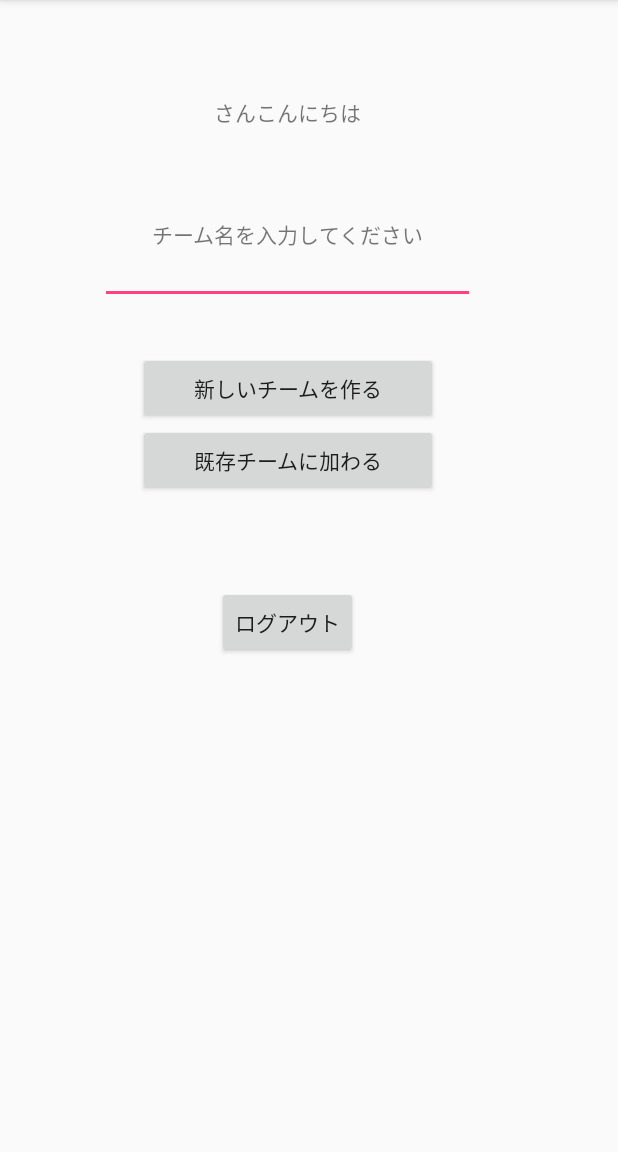
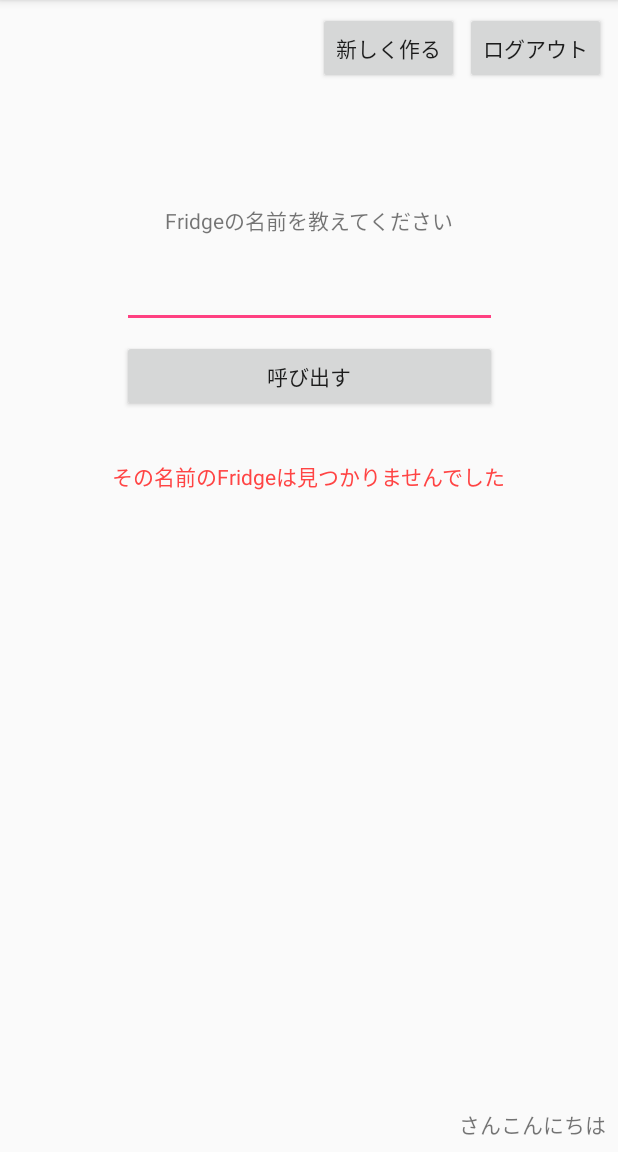
Before and after one commit to minami1389/FridgeKun, an Android app: the screen it shows after launch once a user with an empty profile is signed in (SelectFridgeActivity), on a phone screen of 412 x 824 dp, the part 84-1236 px from its top. Run offline under Robolectric (Android 15) with nearby library versions, the phone set to English and light mode, and no system bars; our stand-ins replace Firebase (no records; nobody signed in at launch, a user with empty details on screens opened directly); libraries missing offline, so code that uses them is left out: com.facebook.login; 10 statements that could not run were skipped.

Commit message:
create fridge activity

```diff
--- a/app/src/main/AndroidManifest.xml
+++ b/app/src/main/AndroidManifest.xml
@@ -38,7 +38,9 @@
                 <data android:scheme="@string/fb_login_protocol_scheme" />
             </intent-filter>
         </activity>
-        <activity android:name=".SelectFridgeActivity"></activity>
+        <activity android:name=".SelectFridgeActivity" />
+        <activity android:name=".CreateFridgeActivity" />
+        <activity android:name=".FridgeActivity"></activity>
     </application>
 
 </manifest>
--- a/app/src/main/java/com/example/minami1389/fridgekun/SelectFridgeActivity.kt
+++ b/app/src/main/java/com/example/minami1389/fridgekun/SelectFridgeActivity.kt
@@ -1,22 +1,12 @@
 package com.example.minami1389.fridgekun
 
-import android.app.AlertDialog
-import android.app.Dialog
-import android.app.DialogFragment
 import android.support.v7.app.AppCompatActivity
 import android.os.Bundle
 import android.widget.TextView
 import com.google.firebase.auth.FirebaseAuth
 import android.content.Intent
-import android.util.Log
 import android.view.View
 import com.facebook.login.LoginManager
-import com.google.android.gms.common.ErrorDialogFragment
-import com.google.firebase.database.FirebaseDatabase
-import android.content.DialogInterface
-
-
-
 
 class SelectFridgeActivity : AppCompatActivity() {
 
@@ -25,10 +15,10 @@ class SelectFridgeActivity : AppCompatActivity() {
         setContentView(R.layout.activity_select_team)
 
         var userNameTextView = findViewById(R.id.userNameTextView) as TextView
-        val userName = intent.getStringExtra(WelcomeActivity.USER_NAME_EXTRA)
+        val userName = FirebaseAuth.getInstance().currentUser?.displayName
         userNameTextView.text = userName + "さんこんにちは"
 
-        //var userPhotoUrl = intent.getStringArrayExtra(WelcomeActivity.USER_PHOTO_URL_EXTRA)
+        findViewById(R.id.notFindfridgeTextView).visibility = View.INVISIBLE
 
         setOnClickListener()
     }
@@ -46,9 +36,8 @@ class SelectFridgeActivity : AppCompatActivity() {
 
         val createTeamButton = findViewById(R.id.createTeamButton)
         createTeamButton.setOnClickListener {
-            val fridgeName = (findViewById(R.id.selectFridgeEditText) as TextView).text.toString()
-            var uid = intent.getStringExtra(WelcomeActivity.USER_UID_EXTRA)
-            Fridge(fridgeName, uid, "").writeNewFridge()
+            val intent = Intent(this, CreateFridgeActivity::class.java)
+            startActivity(intent)
         }
 
         val joinTeamButton = findViewById(R.id.joinTeamButton)
@@ -56,22 +45,14 @@ class SelectFridgeActivity : AppCompatActivity() {
             val fridgeName = (findViewById(R.id.selectFridgeEditText) as TextView).text.toString()
             Fridge().fetchFridge(fridgeName, { fridge ->
                 if (fridge != null) {
-
+                    findViewById(R.id.notFindfridgeTextView).visibility = View.INVISIBLE
+                    val intent = Intent(this, FridgeActivity::class.java)
+                    intent.putExtra(FridgeActivity.FRIDGE_NAME_EXTRA, fridgeName)
+                    startActivity(intent)
                 } else {
-                    CustomDialogFragment().show(fragmentManager, "fridgeNotExist")
-                 }
+                    findViewById(R.id.notFindfridgeTextView).visibility = View.VISIBLE
+                }
             })
         }
     }
 }
-
-class CustomDialogFragment : DialogFragment() {
-    override fun onCreateDialog(savedInstanceState: Bundle): Dialog {
-        val builder = AlertDialog.Builder(activity)
-        builder.setMessage("この名前のFridgeは存在しません")
-                .setPositiveButton("はい", DialogInterface.OnClickListener { dialog, id ->
-                    // FIRE ZE MISSILES!
-                })
-        return builder.create()
-    }
-}
--- a/app/src/main/java/com/example/minami1389/fridgekun/WelcomeActivity.kt
+++ b/app/src/main/java/com/example/minami1389/fridgekun/WelcomeActivity.kt
@@ -17,11 +17,6 @@ import com.google.firebase.auth.FacebookAuthProvider
 
 
 class WelcomeActivity : AppCompatActivity() {
-    companion object Factory {
-        val USER_NAME_EXTRA = "com.example.minami1389.fridgekun.USER_NAME_EXTRA"
-        val USER_PHOTO_URL_EXTRA = "com.example.minami1389.fridgekun.USER_PHOTO_URL_EXTRA"
-        val USER_UID_EXTRA = "com.example.minami1389.fridgekun.USER_UID_EXTRA"
-    }
 
     var callbackManager = CallbackManager.Factory.create()
     var auth = FirebaseAuth.getInstance()
@@ -57,9 +52,6 @@ class WelcomeActivity : AppCompatActivity() {
                 // User is signed in
                 User(user.uid, user.displayName, user.photoUrl?.toString()).writeNewUser()
                 val intent = Intent(this, SelectFridgeActivity::class.java)
-                intent.putExtra(USER_NAME_EXTRA, user.displayName)
-                intent.putExtra(USER_PHOTO_URL_EXTRA, user.photoUrl.toString())
-                intent.putExtra(USER_UID_EXTRA, user.uid)
                 startActivity(intent)
                 Log.d("WelcomeActivity", "onAuthStateChanged:signed_in")
             } else {
--- a/app/src/main/res/layout/activity_select_team.xml
+++ b/app/src/main/res/layout/activity_select_team.xml
@@ -4,64 +4,83 @@
     xmlns:tools="http://schemas.android.com/tools"
     android:layout_width="match_parent"
     android:layout_height="match_parent"
+    android:padding="8dp"
     tools:context="com.example.minami1389.fridgekun.SelectFridgeActivity">
 
-    <RelativeLayout xmlns:android="http://schemas.android.com/apk/res/android"
-        android:layout_width="384dp"
-        android:layout_height="511dp"
-        tools:layout_editor_absoluteY="0dp"
-        tools:layout_editor_absoluteX="0dp">
 
     <TextView
         android:id="@+id/userNameTextView"
         android:layout_width="wrap_content"
         android:layout_height="wrap_content"
         android:layout_centerHorizontal="true"
-            android:layout_marginTop="64dp" />
+        android:layout_marginBottom="0dp"
+        android:layout_marginRight="0dp"
+        android:text="こんにちは、馬場南実さん"
+        app:layout_constraintBottom_toBottomOf="parent"
+        app:layout_constraintRight_toRightOf="parent" />
+
+    <Button
+        android:id="@+id/createTeamButton"
+        android:layout_width="wrap_content"
+        android:layout_height="wrap_content"
+        android:layout_centerHorizontal="true"
+        android:layout_marginRight="4dp"
+        android:text="@string/create_team"
+        app:layout_constraintRight_toLeftOf="@+id/logoutButton"
+        app:layout_constraintTop_toTopOf="parent" />
+
+    <Button
+        android:id="@+id/logoutButton"
+        android:layout_width="wrap_content"
+        android:layout_height="wrap_content"
+        android:layout_centerHorizontal="true"
+        android:text="@string/logout"
+        app:layout_constraintRight_toRightOf="parent"
+        app:layout_constraintTop_toTopOf="@+id/createTeamButton" />
 
     <TextView
         android:id="@+id/fridgeNameTextView"
         android:layout_width="wrap_content"
         android:layout_height="wrap_content"
-            android:layout_below="@+id/userNameTextView"
         android:layout_centerHorizontal="true"
-            android:layout_marginTop="60dp"
-            android:text="@string/team_name" />
+        android:layout_marginTop="128dp"
+        android:text="@string/tell_fridge_name"
+        app:layout_constraintLeft_toLeftOf="parent"
+        app:layout_constraintRight_toRightOf="parent"
+        app:layout_constraintTop_toTopOf="parent" />
 
     <EditText
         android:id="@+id/selectFridgeEditText"
         android:layout_width="250dp"
-            android:layout_height="32dp"
-            android:layout_below="@+id/fridgeNameTextView"
+        android:layout_height="wrap_content"
         android:layout_centerHorizontal="true"
-            android:layout_marginTop="4dp" />
-
-        <Button
-            android:id="@+id/createTeamButton"
-            android:layout_width="200dp"
-            android:layout_height="wrap_content"
-            android:layout_below="@id/selectFridgeEditText"
-            android:layout_centerHorizontal="true"
-            android:layout_marginTop="32dp"
-            android:text="@string/create_team" />
+        android:layout_marginTop="16dp"
+        app:layout_constraintLeft_toLeftOf="parent"
+        app:layout_constraintRight_toRightOf="parent"
+        app:layout_constraintTop_toBottomOf="@+id/fridgeNameTextView" />
 
     <Button
         android:id="@+id/joinTeamButton"
-            android:layout_width="200dp"
+        android:layout_width="250dp"
         android:layout_height="wrap_content"
-            android:layout_below="@+id/createTeamButton"
         android:layout_centerHorizontal="true"
-            android:text="@string/join_team" />
+        android:layout_marginTop="8dp"
+        android:text="@string/call"
+        app:layout_constraintLeft_toLeftOf="parent"
+        app:layout_constraintRight_toRightOf="parent"
+        app:layout_constraintTop_toBottomOf="@+id/selectFridgeEditText" />
 
-        <Button
-            android:id="@+id/logoutButton"
+    <TextView
+        android:id="@+id/notFindfridgeTextView"
         android:layout_width="wrap_content"
         android:layout_height="wrap_content"
-            android:layout_below="@id/joinTeamButton"
         android:layout_centerHorizontal="true"
-            android:layout_marginTop="60dp"
-            android:text="@string/logout" />
+        android:layout_marginTop="32dp"
+        android:text="@string/not_find_fridge"
+        android:textColor="@android:color/holo_red_light"
+        app:layout_constraintLeft_toLeftOf="parent"
+        app:layout_constraintRight_toRightOf="parent"
+        app:layout_constraintTop_toBottomOf="@+id/joinTeamButton" />
 
-    </RelativeLayout>
 
 </android.support.constraint.ConstraintLayout>
--- a/app/src/main/res/values/strings.xml
+++ b/app/src/main/res/values/strings.xml
@@ -3,11 +3,18 @@
     <string name="facebook_app_id">726144660906372</string>
     <string name="fb_login_protocol_scheme">fb726144660906372</string>
 
-    <string name="welcome">ふりっじくんと冷蔵庫を管理しよう！</string>
-    <string name="team_name">チーム名を入力してください</string>
-    <string name="create_team">新しいチームを作る</string>
-    <string name="join_team">既存チームに加わる</string>
+    <!-- select fridge -->
+    <string name="welcome">Welcome to FridgeKun!!</string>
+    <string name="tell_fridge_name">Fridgeの名前を教えてください</string>
+    <string name="create_team">新しく作る</string>
+    <string name="call">呼び出す</string>
     <string name="logout">ログアウト</string>
+    <string name="not_find_fridge">その名前のFridgeは見つかりませんでした</string>
 
+    <!-- create fridge -->
+    <string name="name">名前</string>
+    <string name="password">パスワード</string>
+    <string name="create_fridge">新しい Fridge を作る</string>
+    <string name="exist_fridge">その名前のFridgeはすでにいます</string>
 
 </resources>
```
Also changed, not shown: app/src/main/java/com/example/minami1389/fridgekun/CreateFridgeActivity.kt (added, +40 -0 lines), app/src/main/java/com/example/minami1389/fridgekun/FridgeActivity.kt (added, +21 -0 lines), app/src/main/res/drawable/ic_add_circle_outline_black_24dp.xml (added, +9 -0 lines), app/src/main/res/layout/activity_create_fridge.xml (added, +74 -0 lines), app/src/main/res/layout/activity_fridge.xml (added, +19 -0 lines), app/src/main/res/layout/activity_welcome.xml (+16 -16 lines). Lines whose indentation alone changed are shown as unchanged.
